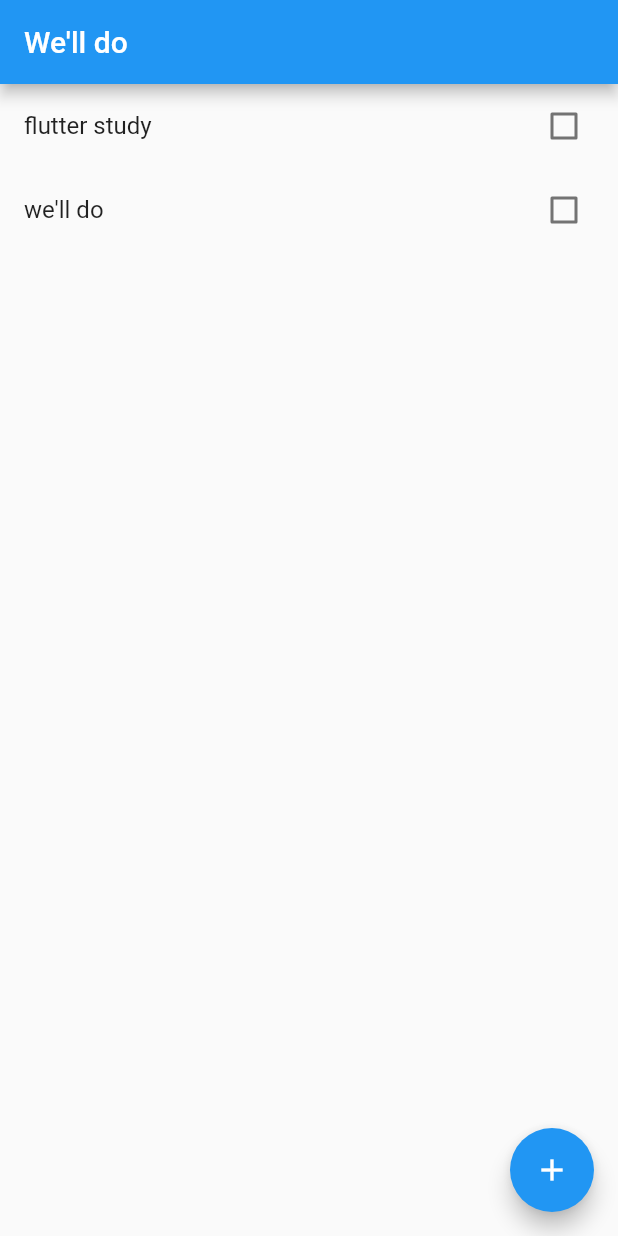
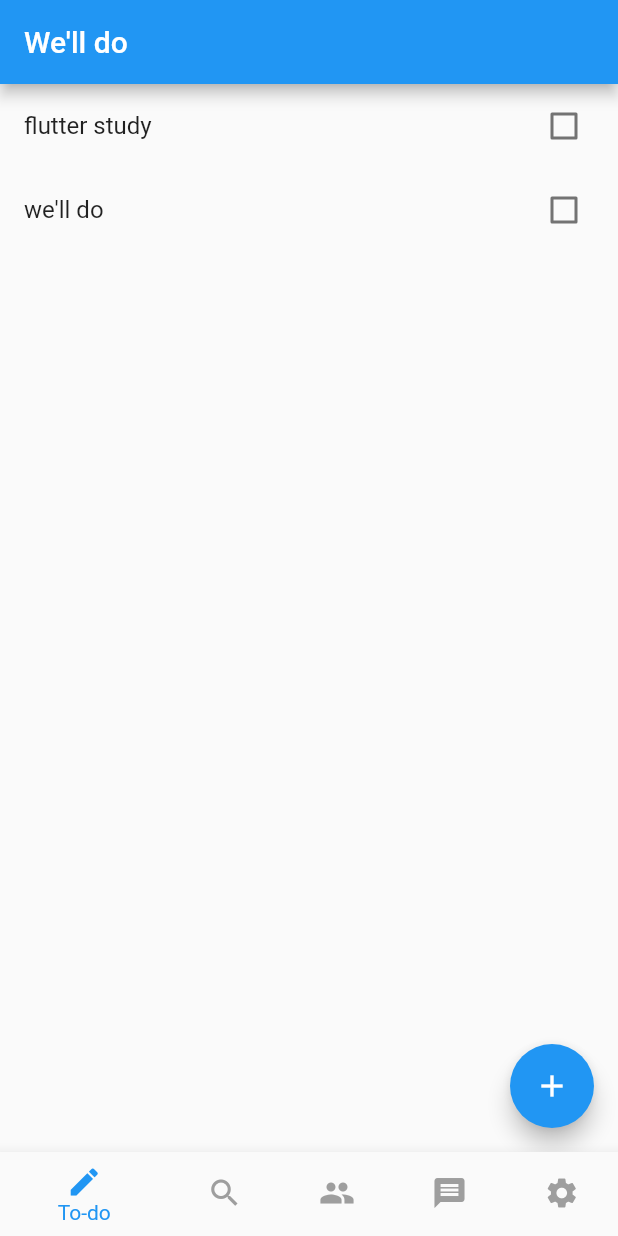
Before and after one commit to jpoh281/todoList, a Flutter app: the screen it shows after launch, on a phone screen of 412 x 824 dp. Run offline on Flutter 3.47's test engine with Material 2 defaults, Android fonts, the phone set to English and light mode, and no system bars.

```diff
--- a/lib/main.dart
+++ b/lib/main.dart
@@ -1,4 +1,5 @@
 import 'package:flutter/material.dart';
+import 'package:todolist_jpoh/main_page.dart';
 import 'package:todolist_jpoh/screeans/checklist_page.dart';
 
 void main() => runApp(Main());
@@ -6,6 +7,6 @@ void main() => runApp(Main());
 class Main extends StatelessWidget {
   @override
   Widget build(BuildContext context) {
-    return MaterialApp(home: CheckListPage());
+    return MaterialApp(home: MainPage());
   }
 }
--- /dev/null
+++ b/lib/main_page.dart
@@ -0,0 +1,53 @@
+import 'package:flutter/material.dart';
+import 'package:todolist_jpoh/screeans/checklist_page.dart';
+
+class MainPage extends StatefulWidget {
+  @override
+  _MainPageState createState() => _MainPageState();
+}
+
+class _MainPageState extends State<MainPage> {
+  int _selectedPageIndex = 0;
+  static List<Widget> selectedPageList = <Widget>[
+    CheckListPage(),
+    Container(),
+    Container(),
+    Container(),
+    Container(),
+  ];
+
+  @override
+  Widget build(BuildContext context) {
+    return MaterialApp(
+      home: Scaffold(
+        body: IndexedStack(
+          index: _selectedPageIndex,
+          children: selectedPageList,
+        ),
+        bottomNavigationBar: BottomNavigationBar(
+            currentIndex: _selectedPageIndex,
+            showSelectedLabels: true,
+            showUnselectedLabels: false,
+            onTap: (index) {
+              setState(() {
+                _selectedPageIndex = index;
+              });
+            },
+            selectedItemColor: Colors.blue,
+            unselectedItemColor: Colors.grey,
+            items: <BottomNavigationBarItem>[
+              BottomNavigationBarItem(
+                  icon: Icon(Icons.edit), title: Text('To-do')),
+              BottomNavigationBarItem(
+                  icon: Icon(Icons.search), title: Text('Search')),
+              BottomNavigationBarItem(
+                  icon: Icon(Icons.group), title: Text('Group')),
+              BottomNavigationBarItem(
+                  icon: Icon(Icons.message), title: Text('Talk')),
+              BottomNavigationBarItem(
+                  icon: Icon(Icons.settings), title: Text('Setting'))
+            ]),
+      ),
+    );
+  }
+}
```
